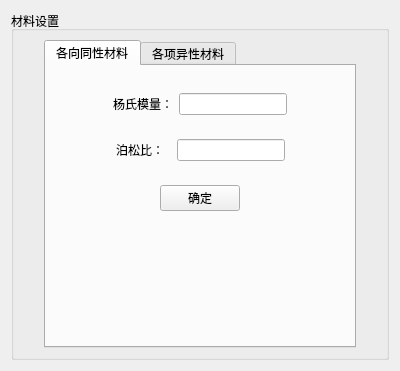
This is WidgetUi/MaterialSetWidget.ui in Jarvis-Chiang/ProLab as Qt 5 draws it before an edit. The edited form follows.
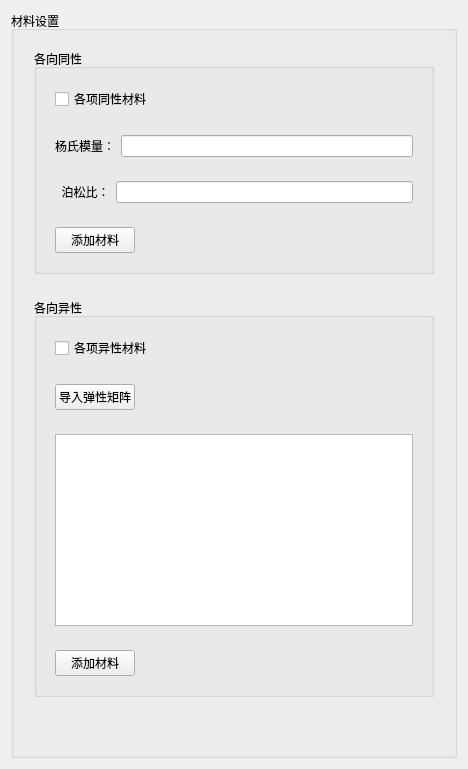
This is the edited form.

Commit message: 修改“材料设置”UI界面

The edit to the form file:
```diff
--- a/WidgetUi/MaterialSetWidget.ui
+++ b/WidgetUi/MaterialSetWidget.ui
@@ -6,8 +6,8 @@
    <rect>
     <x>0</x>
     <y>0</y>
-    <width>400</width>
-    <height>351</height>
+    <width>468</width>
+    <height>721</height>
    </rect>
   </property>
   <property name="windowTitle">
@@ -25,9 +25,12 @@
      <property name="title">
       <string>材料设置</string>
      </property>
-     <layout class="QHBoxLayout" name="horizontalLayout_5">
+     <layout class="QVBoxLayout" name="verticalLayout_4">
       <item>
-       <spacer name="horizontalSpacer_9">
+       <widget class="QWidget" name="widget_9" native="true">
+        <layout class="QHBoxLayout" name="horizontalLayout_9">
+         <item>
+          <spacer name="horizontalSpacer">
         <property name="orientation">
          <enum>Qt::Horizontal</enum>
         </property>
@@ -40,40 +43,58 @@
        </spacer>
       </item>
       <item>
-       <widget class="QTabWidget" name="tabWidget">
+          <widget class="QGroupBox" name="groupBox_2">
         <property name="sizePolicy">
-         <sizepolicy hsizetype="Fixed" vsizetype="Expanding">
+            <sizepolicy hsizetype="Fixed" vsizetype="Minimum">
           <horstretch>0</horstretch>
           <verstretch>0</verstretch>
          </sizepolicy>
         </property>
-        <property name="currentIndex">
-         <number>0</number>
-        </property>
-        <widget class="QWidget" name="tab">
-         <attribute name="title">
-          <string>各向同性材料</string>
-         </attribute>
-         <layout class="QVBoxLayout" name="verticalLayout_3">
-          <item>
-           <widget class="QWidget" name="widget_3" native="true">
+           <property name="minimumSize">
+            <size>
+             <width>400</width>
+             <height>0</height>
+            </size>
+           </property>
+           <property name="maximumSize">
+            <size>
+             <width>400</width>
+             <height>16777215</height>
+            </size>
+           </property>
+           <property name="title">
+            <string>各向同性</string>
+           </property>
             <layout class="QVBoxLayout" name="verticalLayout_2">
              <item>
               <widget class="QWidget" name="widget" native="true">
+              <layout class="QHBoxLayout" name="horizontalLayout_2">
+               <item>
+                <widget class="QCheckBox" name="sameButton">
+                 <property name="text">
+                  <string>各项同性材料</string>
+                 </property>
+                </widget>
+               </item>
+               <item>
+                <spacer name="horizontalSpacer_5">
+                 <property name="orientation">
+                  <enum>Qt::Horizontal</enum>
+                 </property>
+                 <property name="sizeHint" stdset="0">
+                  <size>
+                   <width>40</width>
+                   <height>20</height>
+                  </size>
+                 </property>
+                </spacer>
+               </item>
+              </layout>
+             </widget>
+            </item>
+            <item>
+             <widget class="QWidget" name="widget_2" native="true">
                <layout class="QHBoxLayout" name="horizontalLayout">
-                <item>
-                 <spacer name="horizontalSpacer">
-                  <property name="orientation">
-                   <enum>Qt::Horizontal</enum>
-                  </property>
-                  <property name="sizeHint" stdset="0">
-                   <size>
-                    <width>40</width>
-                    <height>20</height>
-                   </size>
-                  </property>
-                 </spacer>
-                </item>
                 <item>
                  <widget class="QLabel" name="label">
                   <property name="text">
@@ -84,85 +105,37 @@
                 <item>
                  <widget class="QLineEdit" name="lineEdit"/>
                 </item>
-                <item>
-                 <spacer name="horizontalSpacer_2">
-                  <property name="orientation">
-                   <enum>Qt::Horizontal</enum>
-                  </property>
-                  <property name="sizeHint" stdset="0">
-                   <size>
-                    <width>40</width>
-                    <height>20</height>
-                   </size>
-                  </property>
-                 </spacer>
-                </item>
                </layout>
               </widget>
              </item>
              <item>
-              <widget class="QWidget" name="widget_2" native="true">
-               <layout class="QHBoxLayout" name="horizontalLayout_2">
-                <item>
-                 <spacer name="horizontalSpacer_3">
-                  <property name="orientation">
-                   <enum>Qt::Horizontal</enum>
-                  </property>
-                  <property name="sizeHint" stdset="0">
-                   <size>
-                    <width>40</width>
-                    <height>20</height>
-                   </size>
-                  </property>
-                 </spacer>
-                </item>
+             <widget class="QWidget" name="widget_3" native="true">
+              <layout class="QHBoxLayout" name="horizontalLayout_3">
                 <item>
                  <widget class="QLabel" name="label_2">
                   <property name="text">
-                   <string>泊松比：</string>
+                  <string>  泊松比：</string>
                   </property>
                  </widget>
                 </item>
-                <item>
-                 <spacer name="horizontalSpacer_5">
-                  <property name="orientation">
-                   <enum>Qt::Horizontal</enum>
-                  </property>
-                  <property name="sizeType">
-                   <enum>QSizePolicy::Fixed</enum>
-                  </property>
-                  <property name="sizeHint" stdset="0">
-                   <size>
-                    <width>7</width>
-                    <height>20</height>
-                   </size>
-                  </property>
-                 </spacer>
-                </item>
                 <item>
                  <widget class="QLineEdit" name="lineEdit_2"/>
                 </item>
-                <item>
-                 <spacer name="horizontalSpacer_4">
-                  <property name="orientation">
-                   <enum>Qt::Horizontal</enum>
-                  </property>
-                  <property name="sizeHint" stdset="0">
-                   <size>
-                    <width>40</width>
-                    <height>20</height>
-                   </size>
-                  </property>
-                 </spacer>
-                </item>
                </layout>
               </widget>
              </item>
              <item>
               <widget class="QWidget" name="widget_6" native="true">
-               <layout class="QHBoxLayout" name="horizontalLayout_3">
+              <layout class="QHBoxLayout" name="horizontalLayout_5">
                 <item>
-                 <spacer name="horizontalSpacer_7">
+                <widget class="QPushButton" name="addMaterial_1">
+                 <property name="text">
+                  <string>添加材料</string>
+                 </property>
+                </widget>
+               </item>
+               <item>
+                <spacer name="horizontalSpacer_6">
                   <property name="orientation">
                    <enum>Qt::Horizontal</enum>
                   </property>
@@ -174,10 +147,75 @@
                   </property>
                  </spacer>
                 </item>
+              </layout>
+             </widget>
+            </item>
+           </layout>
+          </widget>
+         </item>
                 <item>
-                 <widget class="QPushButton" name="ok">
+          <spacer name="horizontalSpacer_2">
+           <property name="orientation">
+            <enum>Qt::Horizontal</enum>
+           </property>
+           <property name="sizeHint" stdset="0">
+            <size>
+             <width>40</width>
+             <height>20</height>
+            </size>
+           </property>
+          </spacer>
+         </item>
+        </layout>
+       </widget>
+      </item>
+      <item>
+       <widget class="QWidget" name="widget_10" native="true">
+        <layout class="QHBoxLayout" name="horizontalLayout_10">
+         <item>
+          <spacer name="horizontalSpacer_3">
+           <property name="orientation">
+            <enum>Qt::Horizontal</enum>
+           </property>
+           <property name="sizeHint" stdset="0">
+            <size>
+             <width>40</width>
+             <height>20</height>
+            </size>
+           </property>
+          </spacer>
+         </item>
+         <item>
+          <widget class="QGroupBox" name="groupBox_3">
+           <property name="sizePolicy">
+            <sizepolicy hsizetype="Fixed" vsizetype="Minimum">
+             <horstretch>0</horstretch>
+             <verstretch>0</verstretch>
+            </sizepolicy>
+           </property>
+           <property name="minimumSize">
+            <size>
+             <width>400</width>
+             <height>0</height>
+            </size>
+           </property>
+           <property name="maximumSize">
+            <size>
+             <width>400</width>
+             <height>16777215</height>
+            </size>
+           </property>
+           <property name="title">
+            <string>各向异性</string>
+           </property>
+           <layout class="QVBoxLayout" name="verticalLayout_3">
+            <item>
+             <widget class="QWidget" name="widget_4" native="true">
+              <layout class="QHBoxLayout" name="horizontalLayout_4">
+               <item>
+                <widget class="QCheckBox" name="differentButton">
                   <property name="text">
-                   <string>确定</string>
+                  <string>各项异性材料</string>
                   </property>
                  </widget>
                 </item>
@@ -197,11 +235,88 @@
                </layout>
               </widget>
              </item>
+            <item>
+             <widget class="QWidget" name="widget_5" native="true">
+              <layout class="QHBoxLayout" name="horizontalLayout_6">
+               <item>
+                <widget class="QPushButton" name="importElasticityMatrixButton">
+                 <property name="text">
+                  <string>导入弹性矩阵</string>
+                 </property>
+                </widget>
+               </item>
+               <item>
+                <spacer name="horizontalSpacer_7">
+                 <property name="orientation">
+                  <enum>Qt::Horizontal</enum>
+                 </property>
+                 <property name="sizeHint" stdset="0">
+                  <size>
+                   <width>40</width>
+                   <height>20</height>
+                  </size>
+                 </property>
+                </spacer>
+               </item>
             </layout>
            </widget>
           </item>
           <item>
-           <spacer name="verticalSpacer_2">
+             <widget class="QWidget" name="widget_8" native="true">
+              <layout class="QHBoxLayout" name="horizontalLayout_8">
+               <item>
+                <widget class="QListWidget" name="listWidget"/>
+               </item>
+              </layout>
+             </widget>
+            </item>
+            <item>
+             <widget class="QWidget" name="widget_7" native="true">
+              <layout class="QHBoxLayout" name="horizontalLayout_7">
+               <item>
+                <widget class="QPushButton" name="addMaterial_2">
+                 <property name="text">
+                  <string>添加材料</string>
+                 </property>
+                </widget>
+               </item>
+               <item>
+                <spacer name="horizontalSpacer_9">
+                 <property name="orientation">
+                  <enum>Qt::Horizontal</enum>
+                 </property>
+                 <property name="sizeHint" stdset="0">
+                  <size>
+                   <width>40</width>
+                   <height>20</height>
+                  </size>
+                 </property>
+                </spacer>
+               </item>
+              </layout>
+             </widget>
+            </item>
+           </layout>
+          </widget>
+         </item>
+         <item>
+          <spacer name="horizontalSpacer_4">
+           <property name="orientation">
+            <enum>Qt::Horizontal</enum>
+           </property>
+           <property name="sizeHint" stdset="0">
+            <size>
+             <width>40</width>
+             <height>20</height>
+            </size>
+           </property>
+          </spacer>
+         </item>
+        </layout>
+       </widget>
+      </item>
+      <item>
+       <spacer name="verticalSpacer">
             <property name="orientation">
              <enum>Qt::Vertical</enum>
             </property>
@@ -209,65 +324,6 @@
              <size>
               <width>20</width>
               <height>40</height>
-             </size>
-            </property>
-           </spacer>
-          </item>
-         </layout>
-        </widget>
-        <widget class="QWidget" name="tab_2">
-         <attribute name="title">
-          <string>各项异性材料</string>
-         </attribute>
-         <layout class="QVBoxLayout" name="verticalLayout_5">
-          <item>
-           <widget class="QWidget" name="widget_4" native="true">
-            <layout class="QVBoxLayout" name="verticalLayout_4">
-             <item>
-              <widget class="QWidget" name="widget_5" native="true">
-               <layout class="QHBoxLayout" name="horizontalLayout_4">
-                <item>
-                 <widget class="QPushButton" name="pushButton">
-                  <property name="text">
-                   <string>导入弹性矩阵</string>
-                  </property>
-                 </widget>
-                </item>
-                <item>
-                 <spacer name="horizontalSpacer_6">
-                  <property name="orientation">
-                   <enum>Qt::Horizontal</enum>
-                  </property>
-                  <property name="sizeHint" stdset="0">
-                   <size>
-                    <width>40</width>
-                    <height>20</height>
-                   </size>
-                  </property>
-                 </spacer>
-                </item>
-               </layout>
-              </widget>
-             </item>
-             <item>
-              <widget class="QTextEdit" name="textEdit"/>
-             </item>
-            </layout>
-           </widget>
-          </item>
-         </layout>
-        </widget>
-       </widget>
-      </item>
-      <item>
-       <spacer name="horizontalSpacer_10">
-        <property name="orientation">
-         <enum>Qt::Horizontal</enum>
-        </property>
-        <property name="sizeHint" stdset="0">
-         <size>
-          <width>40</width>
-          <height>20</height>
          </size>
         </property>
        </spacer>
```
Left out of the diff: 2 changed lines with no effect on the pictures. Lines whose indentation alone changed are shown as unchanged. The commit also changes 4 other files.
